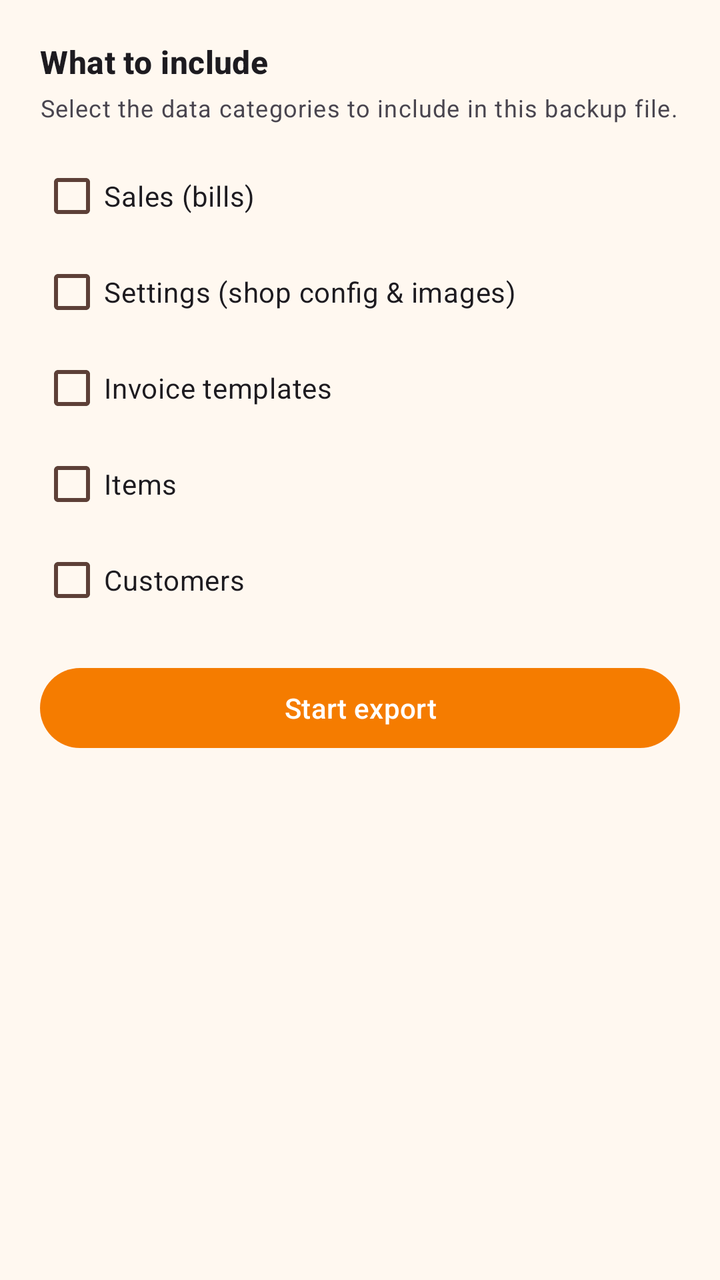
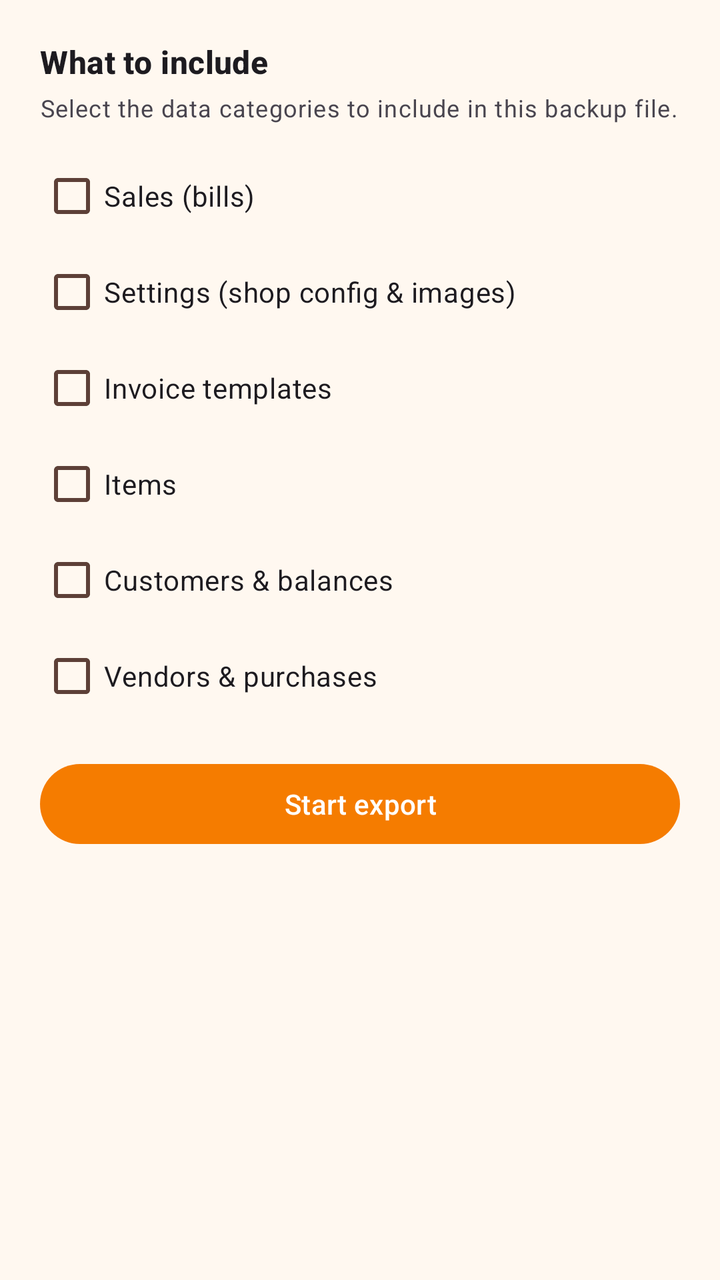

Compare the two renders of this Android layout. The source of the first and the diff that turns it into the second are given below.
<!-- AndroidManifest.xml: application theme Theme.VikrSaathi -->
<!-- res/layout/bottom_sheet_backup_export_options.xml -->
<?xml version="1.0" encoding="utf-8"?>
<LinearLayout xmlns:android="http://schemas.android.com/apk/res/android"
    android:layout_width="match_parent"
    android:layout_height="wrap_content"
    android:orientation="vertical"
    android:padding="20dp">

    <TextView
        android:layout_width="match_parent"
        android:layout_height="wrap_content"
        android:text="@string/backup_export_options_title"
        android:textAppearance="?attr/textAppearanceTitleMedium"
        android:textStyle="bold" />

    <TextView
        android:layout_width="match_parent"
        android:layout_height="wrap_content"
        android:layout_marginTop="4dp"
        android:text="@string/backup_export_options_hint"
        android:textAppearance="?attr/textAppearanceBodySmall" />

    <com.google.android.material.checkbox.MaterialCheckBox
        android:id="@+id/checkExportSales"
        android:layout_width="match_parent"
        android:layout_height="wrap_content"
        android:layout_marginTop="12dp"
        android:text="@string/backup_include_sales" />

    <com.google.android.material.checkbox.MaterialCheckBox
        android:id="@+id/checkExportSettings"
        android:layout_width="match_parent"
        android:layout_height="wrap_content"
        android:text="@string/backup_include_settings" />

    <com.google.android.material.checkbox.MaterialCheckBox
        android:id="@+id/checkExportTemplates"
        android:layout_width="match_parent"
        android:layout_height="wrap_content"
        android:text="@string/backup_include_templates" />

    <com.google.android.material.checkbox.MaterialCheckBox
        android:id="@+id/checkExportItems"
        android:layout_width="match_parent"
        android:layout_height="wrap_content"
        android:text="@string/backup_include_items" />

    <com.google.android.material.checkbox.MaterialCheckBox
        android:id="@+id/checkExportCustomers"
        android:layout_width="match_parent"
        android:layout_height="wrap_content"
        android:text="@string/backup_include_customers" />

    <com.google.android.material.button.MaterialButton
        android:id="@+id/buttonStartExport"
        android:layout_width="match_parent"
        android:layout_height="wrap_content"
        android:layout_marginTop="16dp"
        android:text="@string/backup_start_export" />
</LinearLayout>
<!-- resources referenced by this layout -->
<resources>
  <string name="backup_export_options_hint">Select the data categories to include in this backup file.</string>
  <string name="backup_export_options_title">What to include</string>
  <string name="backup_include_customers">Customers</string>
  <string name="backup_include_items">Items</string>
  <string name="backup_include_sales">Sales (bills)</string>
  <string name="backup_include_settings">Settings (shop config &amp; images)</string>
  <string name="backup_include_templates">Invoice templates</string>
  <string name="backup_start_export">Start export</string>
  <style name="Theme.VikrSaathi" parent="Theme.Material3.DayNight.NoActionBar">
          <item name="colorPrimary">@color/orange_primary</item>
          <item name="colorPrimaryDark">@color/orange_primary_dark</item>
          <item name="colorPrimaryVariant">@color/orange_primary_dark</item>
          <item name="colorOnPrimary">@color/orange_on_primary</item>
          <item name="colorSecondary">@color/orange_accent</item>
          <item name="colorSecondaryVariant">@color/orange_700</item>
          <item name="colorOnSecondary">@color/black</item>
          <item name="colorPrimaryContainer">@color/orange_100</item>
          <item name="colorOnPrimaryContainer">@color/orange_900</item>
          <item name="colorSurface">@color/surface_card</item>
          <item name="colorOnSurface">@color/text_primary_dark</item>
          <item name="colorSurfaceVariant">@color/orange_surface</item>
          <item name="colorOnSurfaceVariant">@color/text_secondary_dark</item>
          <item name="colorOutline">@color/stroke_default</item>
          <item name="colorOutlineVariant">@color/stroke_subtle</item>
          <item name="android:colorBackground">@color/orange_surface</item>
          <item name="android:statusBarColor">@color/orange_primary_dark</item>
          <item name="android:navigationBarColor">@color/orange_primary_dark</item>
          <item name="materialSwitchStyle">@style/VikrSaathiSwitch</item>
          <item name="materialButtonOutlinedStyle">@style/VikrSaathiOutlinedButton</item>
      </style>
  <color name="orange_primary">#F57C00</color>
  <color name="orange_primary_dark">#E65100</color>
  <color name="orange_on_primary">#FFFFFF</color>
  <color name="orange_accent">#FFB74D</color>
  <color name="orange_700">#F57C00</color>
  <color name="black">#FF000000</color>
  <color name="orange_100">#FFE0B2</color>
  <color name="orange_900">#E65100</color>
  <color name="surface_card">#FFFFFF</color>
  <color name="text_primary_dark">#212121</color>
  <color name="orange_surface">#FFF8F0</color>
  <color name="text_secondary_dark">#5D4037</color>
  <color name="stroke_default">@color/orange_200</color>
  <color name="stroke_subtle">@color/orange_100</color>
  <style name="VikrSaathiSwitch" parent="Widget.Material3.CompoundButton.MaterialSwitch">
          <item name="thumbTint">@color/switch_thumb_tint</item>
          <item name="trackTint">@color/switch_track_tint</item>
          <item name="trackDecorationTint">@color/switch_track_decoration_tint</item>
      </style>
  <style name="VikrSaathiOutlinedButton" parent="Widget.Material3.Button.OutlinedButton">
          <item name="android:textColor">@color/button_outlined_text</item>
          <item name="strokeColor">@color/button_outlined_stroke</item>
      </style>
  <color name="orange_200">#FFCC80</color>
</resources>

<!-- the commit's change to res/layout/bottom_sheet_backup_export_options.xml (unified diff, before → after) -->
@@ -1,5 +1,9 @@
 <?xml version="1.0" encoding="utf-8"?>
-<LinearLayout xmlns:android="http://schemas.android.com/apk/res/android"
+<ScrollView xmlns:android="http://schemas.android.com/apk/res/android"
+    android:layout_width="match_parent"
+    android:layout_height="wrap_content">
+
+<LinearLayout
     android:layout_width="match_parent"
     android:layout_height="wrap_content"
     android:orientation="vertical"
@@ -50,6 +54,12 @@
         android:layout_height="wrap_content"
         android:text="@string/backup_include_customers" />
 
+    <com.google.android.material.checkbox.MaterialCheckBox
+        android:id="@+id/checkExportVendors"
+        android:layout_width="match_parent"
+        android:layout_height="wrap_content"
+        android:text="@string/backup_include_vendors" />
+
     <com.google.android.material.button.MaterialButton
         android:id="@+id/buttonStartExport"
         android:layout_width="match_parent"
@@ -57,3 +67,4 @@
         android:layout_marginTop="16dp"
         android:text="@string/backup_start_export" />
 </LinearLayout>
+</ScrollView>
<!-- resource entries referenced after the edit -->
@@ -2,11 +2,12 @@
 <resources>
   <string name="backup_export_options_hint">Select the data categories to include in this backup file.</string>
   <string name="backup_export_options_title">What to include</string>
-  <string name="backup_include_customers">Customers</string>
+  <string name="backup_include_customers">Customers &amp; balances</string>
   <string name="backup_include_items">Items</string>
   <string name="backup_include_sales">Sales (bills)</string>
   <string name="backup_include_settings">Settings (shop config &amp; images)</string>
   <string name="backup_include_templates">Invoice templates</string>
+  <string name="backup_include_vendors">Vendors &amp; purchases</string>
   <string name="backup_start_export">Start export</string>
   <style name="Theme.VikrSaathi" parent="Theme.Material3.DayNight.NoActionBar">
           <item name="colorPrimary">@color/orange_primary</item>
